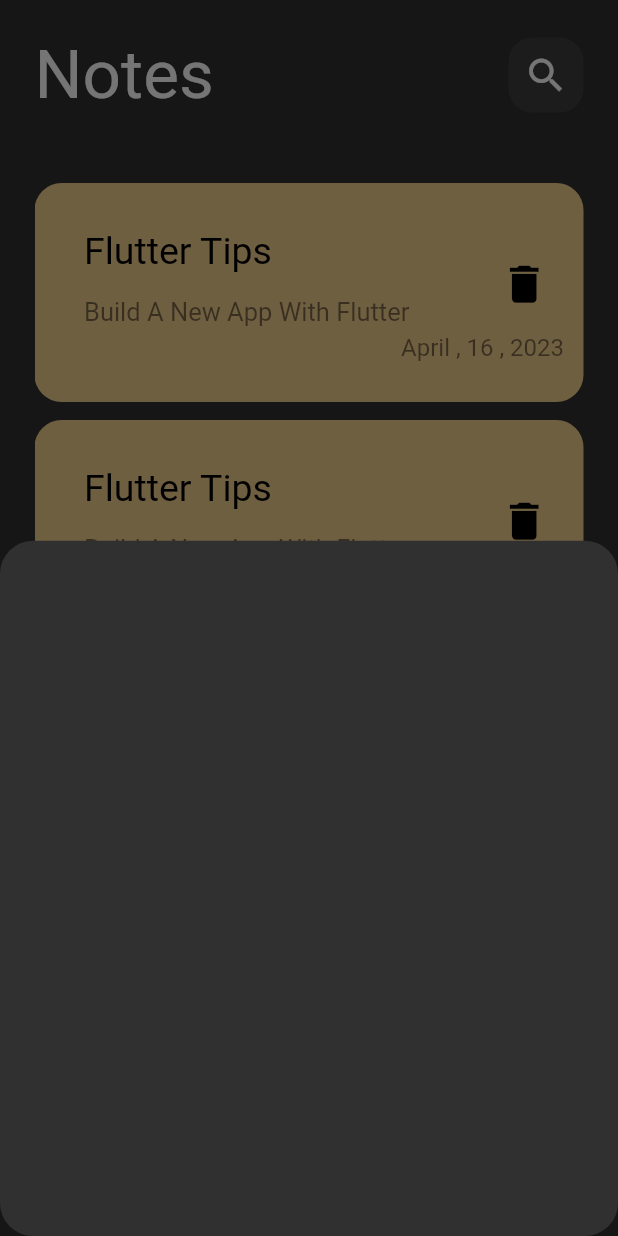
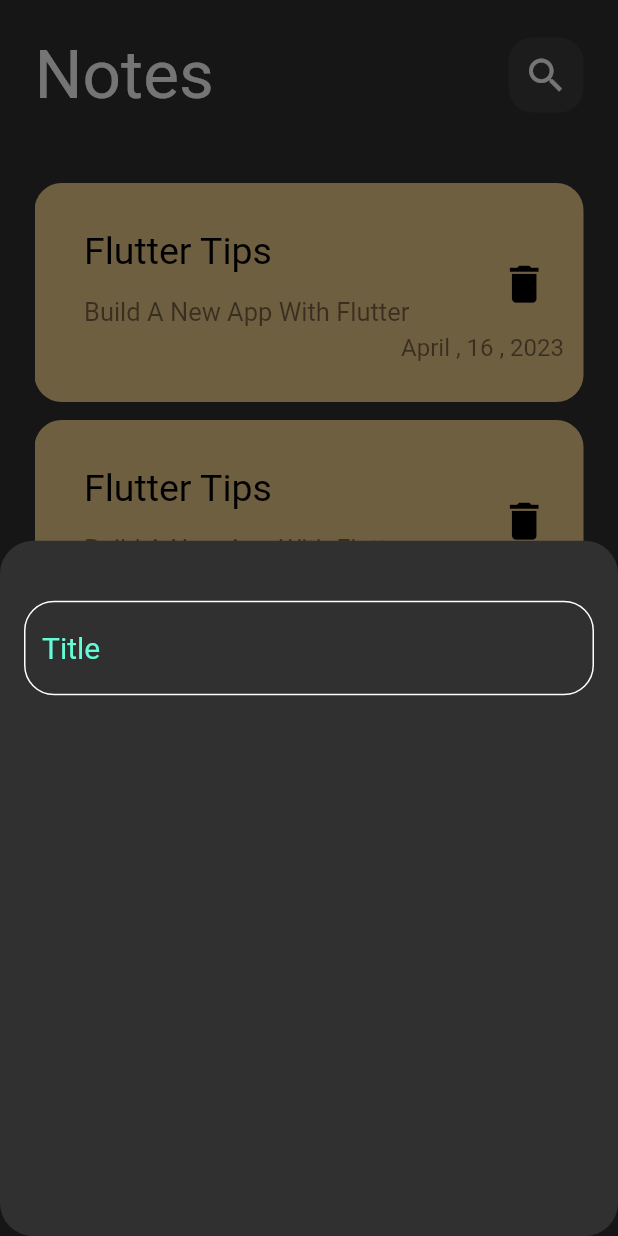
Before and after one commit to Yasmeen-aboeleneen/notes_app, a Flutter app: the screen it shows after launch, after a tap on the "add" icon, on a phone screen of 412 x 824 dp. Run offline on Flutter 3.47's test engine with Material 2 defaults, Android fonts, the phone set to English and light mode, and no system bars; Roboto replaces fonts that are missing (assets/fonts/RobotoCondensed-Regular.ttf).

Commit message:
Create Custom TextField

```diff
--- /dev/null
+++ b/lib/contants.dart
@@ -0,0 +1,5 @@
+
+
+import 'package:flutter/animation.dart';
+
+ Color kPrimaryColor =   const Color(0xff62FCD7);
--- a/lib/views/Widgets/Add_Note.dart
+++ b/lib/views/Widgets/Add_Note.dart
@@ -1,10 +1,23 @@
 import 'package:flutter/material.dart';
+import 'package:note_app/views/Widgets/Custom_TextField.dart';
 
 class AddNoteBottonSheet extends StatelessWidget {
   const AddNoteBottonSheet({super.key});
 
   @override
   Widget build(BuildContext context) {
-    return Container();
+    return Padding(
+      padding: const EdgeInsets.symmetric(horizontal: 16),
+      child: Column(
+
+    children:const [
+      SizedBox(height: 40,),
+    CustomTextField(),
+
+    ],
+
+
+      ),
+    );
   }
 }
--- /dev/null
+++ b/lib/views/Widgets/Custom_TextField.dart
@@ -0,0 +1,32 @@
+import 'package:flutter/material.dart';
+import 'package:flutter/src/widgets/framework.dart';
+import 'package:flutter/src/widgets/placeholder.dart';
+import 'package:note_app/contants.dart';
+
+class CustomTextField extends StatelessWidget {
+  const CustomTextField({super.key});
+
+  @override
+  Widget build(BuildContext context) {
+    return  TextField(
+      cursorColor:kPrimaryColor ,
+          decoration: InputDecoration(
+          hintText: 'Title',
+          hintStyle: TextStyle(fontSize: 20,
+          color: kPrimaryColor),
+            border: BuildBorder(),
+            enabledBorder: BuildBorder(),
+            focusedBorder: BuildBorder(kPrimaryColor),
+          ),
+
+    );
+  }
+
+  OutlineInputBorder BuildBorder([Color]) {
+    return OutlineInputBorder(
+borderRadius: BorderRadius.circular(20),
+borderSide: BorderSide(color:Color?? Colors.white)
+
+          );
+  }
+}
```
